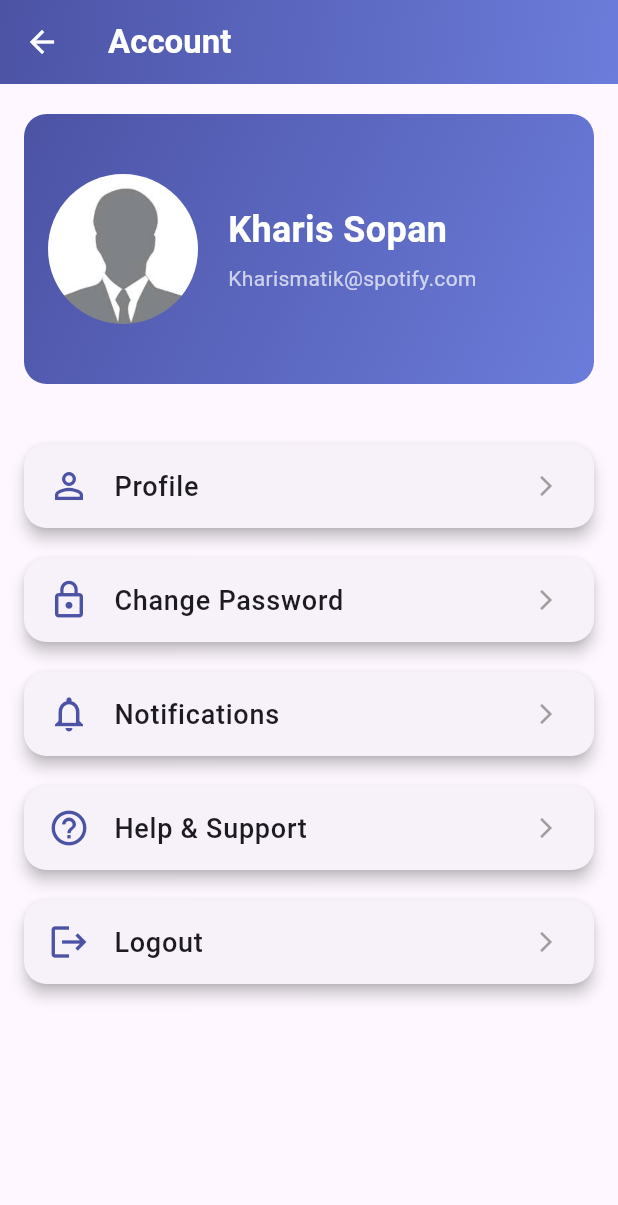
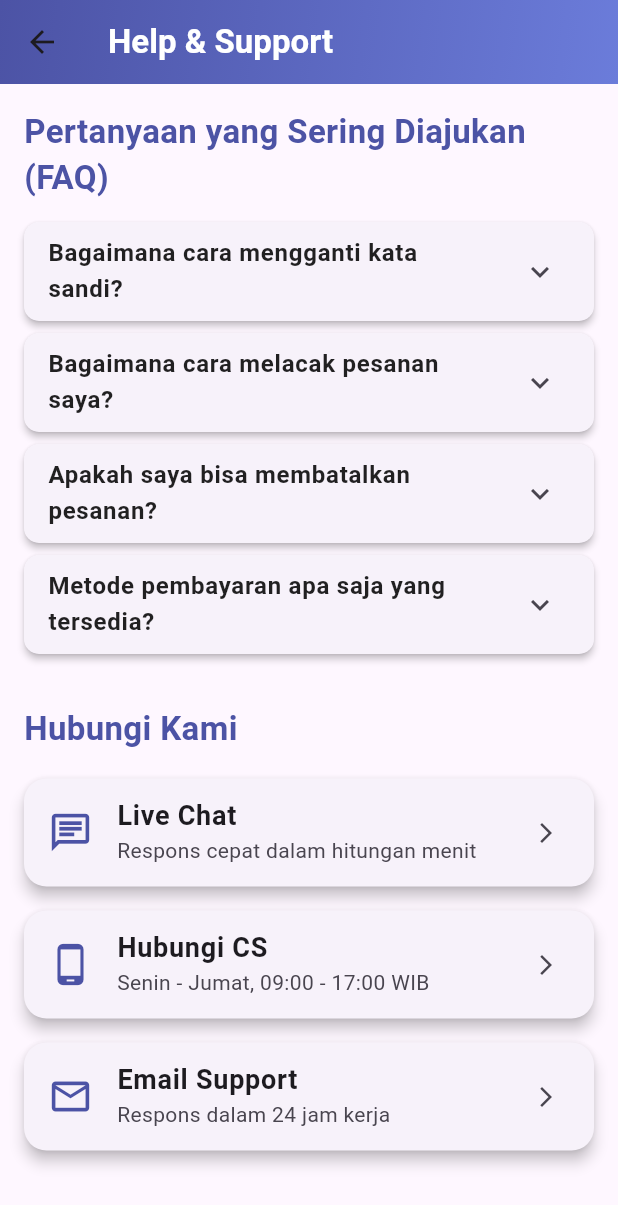
Before and after one commit to JessIDNESIA/UI.E-commerce, a Flutter app: the AccountPage screen opened by its route, after a tap on "Help & Support", on a phone screen of 412 x 824 dp. Shown: the top 1205 px of the screen. Run offline on Flutter 3.47's test engine with Material 3 defaults, Android fonts, the phone set to English and light mode, and no system bars; our stand-ins replace badges, curved_navigation_bar, email_validator.

Commit message:
Tambah Fitur

```diff
--- a/lib/main.dart
+++ b/lib/main.dart
@@ -8,6 +8,7 @@ import 'pages/home_page.dart';
 import 'pages/change_password_page.dart';
 import 'pages/list_chat.dart';
 import 'pages/detail_chat.dart';
+import 'pages/support_page.dart';
 
 void main() {
   runApp(const MyApp()); // ✅ const
@@ -34,6 +35,8 @@ class MyApp extends StatelessWidget {
         '/change_password': (context) => const ChangePasswordPage(),
         '/chat/list': (context) => const ListChatPage(),
         '/chat/detail': (context) => const DetailChatPage(),
+        '/list_chat' :(context) => const  ListChatPage(),
+        '/support_page' :(context) => const  HelpPage(),
       },
     );
   }
--- a/lib/pages/account_page.dart
+++ b/lib/pages/account_page.dart
@@ -116,7 +116,7 @@ class AccountPage extends StatelessWidget {
           icon: Icons.notifications_outlined,
           title: 'Notifications',
           onTap: () {
-            Navigator.pushNamed(context, '/notifications');
+            Navigator.pushNamed(context, '/list_chat');
           },
         ),
         _buildSettingItem(
@@ -124,7 +124,7 @@ class AccountPage extends StatelessWidget {
           icon: Icons.help_outline,
           title: 'Help & Support',
           onTap: () {
-            Navigator.pushNamed(context, '/help');
+            Navigator.pushNamed(context, '/support_page');
           },
         ),
         _buildSettingItem(
--- a/lib/pages/home_page.dart
+++ b/lib/pages/home_page.dart
@@ -6,6 +6,7 @@ import '../widgets/categories_widget.dart';
 import '../widgets/items_widget.dart';
 import 'cart_page.dart';
 import 'account_page.dart';
+import 'list_chat.dart';
 
 class HomePage extends StatefulWidget {
   const HomePage({super.key});
@@ -37,6 +38,7 @@ class _HomePageState extends State<HomePage> {
         children: const [
           HomePageContent(),
           CartPage(),
+          ListChatPage(),
           AccountPage(),
         ],
       ),
@@ -45,7 +47,8 @@ class _HomePageState extends State<HomePage> {
         items: [
           Icon(Icons.home, color: _pageIndex == 0 ? Colors.white : primaryColor),
           Icon(Icons.shopping_cart, color: _pageIndex == 1 ? Colors.white : primaryColor),
-          Icon(Icons.person, color: _pageIndex == 2 ? Colors.white : primaryColor),
+          Icon(Icons.notifications, color: _pageIndex == 2 ? Colors.white : primaryColor), // <--- BARIS BARU: Tambah Ikon Notifikasi
+          Icon(Icons.person, color: _pageIndex == 3 ? Colors.white : primaryColor),
         ],
         onTap: (index) {
           _pageController.animateToPage(
--- /dev/null
+++ b/lib/pages/support_page.dart
@@ -0,0 +1,185 @@
+import 'package:flutter/material.dart';
+
+class HelpPage extends StatelessWidget {
+  const HelpPage({super.key});
+
+  // Definisikan palet warna yang konsisten
+  static const Color primaryColor = Color(0xFF4C53A5);
+  static const Color secondaryColor = Color(0xFF6B7CDA);
+
+  // Data FAQ
+  final List<Map<String, String>> faqData = const [
+    {
+      'question': 'Bagaimana cara mengganti kata sandi?',
+      'answer': 'Anda dapat mengganti kata sandi melalui menu Akun > Ganti Kata Sandi. Masukkan kata sandi lama Anda, kemudian masukkan kata sandi baru.',
+    },
+    {
+      'question': 'Bagaimana cara melacak pesanan saya?',
+      'answer': 'Status pesanan dapat dilacak di halaman Detail Pesanan. Informasi pelacakan akan tersedia setelah barang diserahkan kepada kurir.',
+    },
+    {
+      'question': 'Apakah saya bisa membatalkan pesanan?',
+      'answer': 'Pembatalan pesanan hanya dapat dilakukan dalam waktu 1 jam setelah pembayaran dikonfirmasi, selama status pesanan belum "Diproses".',
+    },
+    {
+      'question': 'Metode pembayaran apa saja yang tersedia?',
+      'answer': 'Kami menerima pembayaran melalui Transfer Bank (BCA, Mandiri), E-Wallet (Dana, Gopay), dan Kartu Kredit/Debit.',
+    },
+  ];
+
+  // Widget untuk membuat tombol Kontak Darurat
+  Widget _buildContactButton(
+    BuildContext context, {
+    required IconData icon,
+    required String title,
+    required String subtitle,
+    required VoidCallback onTap,
+  }) {
+    return Card(
+      elevation: 4,
+      margin: const EdgeInsets.symmetric(vertical: 8),
+      shape: RoundedRectangleBorder(borderRadius: BorderRadius.circular(15)),
+      child: ListTile(
+        leading: Icon(icon, color: primaryColor, size: 30),
+        title: Text(
+          title,
+          style: const TextStyle(fontSize: 18, fontWeight: FontWeight.bold),
+        ),
+        subtitle: Text(subtitle),
+        trailing: const Icon(Icons.arrow_forward_ios, size: 16),
+        onTap: onTap,
+      ),
+    );
+  }
+
+  @override
+  Widget build(BuildContext context) {
+    return Scaffold(
+      appBar: AppBar(
+        title: const Text(
+          'Help & Support',
+          style: TextStyle(
+            color: Colors.white,
+            fontWeight: FontWeight.bold,
+          ),
+        ),
+        // Menggunakan gradien yang sama dengan AccountPage
+        flexibleSpace: Container(
+          decoration: const BoxDecoration(
+            gradient: LinearGradient(
+              colors: [primaryColor, secondaryColor],
+              begin: Alignment.topLeft,
+              end: Alignment.bottomRight,
+            ),
+          ),
+        ),
+      ),
+      body: SingleChildScrollView(
+        child: Padding(
+          padding: const EdgeInsets.all(16.0),
+          child: Column(
+            crossAxisAlignment: CrossAxisAlignment.start,
+            children: [
+              // --- Bagian FAQ ---
+              Text(
+                'Pertanyaan yang Sering Diajukan (FAQ)',
+                style: TextStyle(
+                  fontSize: 22,
+                  fontWeight: FontWeight.bold,
+                  color: primaryColor,
+                ),
+              ),
+              const SizedBox(height: 10),
+
+              // Menggunakan ExpansionTile untuk FAQ yang interaktif
+              ...faqData.map((faq) {
+                return Card(
+                  elevation: 2,
+                  margin: const EdgeInsets.symmetric(vertical: 4),
+                  shape: RoundedRectangleBorder(
+                    borderRadius: BorderRadius.circular(10),
+                  ),
+                  child: ExpansionTile(
+                    title: Text(
+                      faq['question']!,
+                      style: const TextStyle(
+                        fontWeight: FontWeight.w600,
+                        color: Colors.black87,
+                      ),
+                    ),
+                    children: <Widget>[
+                      Padding(
+                        padding: const EdgeInsets.only(
+                          left: 16.0,
+                          right: 16.0,
+                          bottom: 16.0,
+                          top: 5.0,
+                        ),
+                        child: Text(
+                          faq['answer']!,
+                          style: const TextStyle(color: Colors.grey, fontSize: 16),
+                        ),
+                      ),
+                    ],
+                  ),
+                );
+              }).toList(),
+
+              const SizedBox(height: 30),
+
+              // --- Bagian Kontak ---
+              Text(
+                'Hubungi Kami',
+                style: TextStyle(
+                  fontSize: 22,
+                  fontWeight: FontWeight.bold,
+                  color: primaryColor,
+                ),
+              ),
+              const SizedBox(height: 10),
+
+              _buildContactButton(
+                context,
+                icon: Icons.chat_outlined,
+                title: 'Live Chat',
+                subtitle: 'Respons cepat dalam hitungan menit',
+                onTap: () {
+                  // Arahkan ke halaman Chat yang sudah ada (ListChatPage)
+                  Navigator.pushNamed(context, '/list_chat');
+                },
+              ),
+              _buildContactButton(
+                context,
+                icon: Icons.phone_android,
+                title: 'Hubungi CS',
+                subtitle: 'Senin - Jumat, 09:00 - 17:00 WIB',
+                onTap: () {
+                  // Tambahkan logika untuk membuka dialer telepon
+                  ScaffoldMessenger.of(context).showSnackBar(
+                    const SnackBar(
+                      content: Text('Membuka dialer telepon: 0812345678'),
+                    ),
+                  );
+                },
+              ),
+              _buildContactButton(
+                context,
+                icon: Icons.email_outlined,
+                title: 'Email Support',
+                subtitle: 'Respons dalam 24 jam kerja',
+                onTap: () {
+                  // Tambahkan logika untuk membuka aplikasi email
+                  ScaffoldMessenger.of(context).showSnackBar(
+                    const SnackBar(
+                      content: Text('Membuka aplikasi email ke support@app.com'),
+                    ),
+                  );
+                },
+              ),
+            ],
+          ),
+        ),
+      ),
+    );
+  }
+}
```
Also changed, not shown: pubspec.lock.
